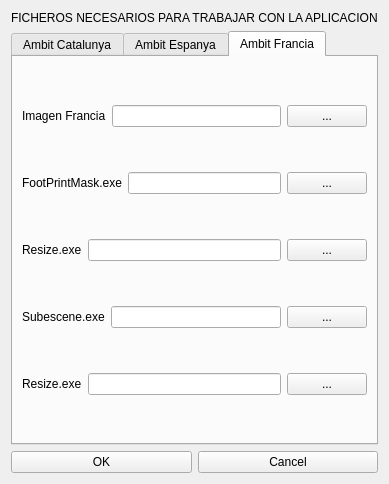
Before: the Qt Designer form App/dialogpre.ui in tonilogar/ToolsPcot, drawn with Qt 5.
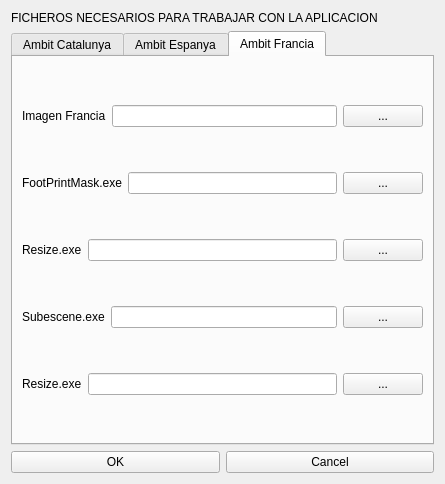
After: the same form once the commit is applied. The open tabs and pages were chosen to show the change.

Patch:
```diff
--- a/App/dialogpre.ui
+++ b/App/dialogpre.ui
@@ -6,7 +6,7 @@
    <rect>
     <x>0</x>
     <y>0</y>
-    <width>326</width>
+    <width>445</width>
     <height>484</height>
    </rect>
   </property>
```
Left out of the diff: 2 changed lines with no effect on the pictures.
